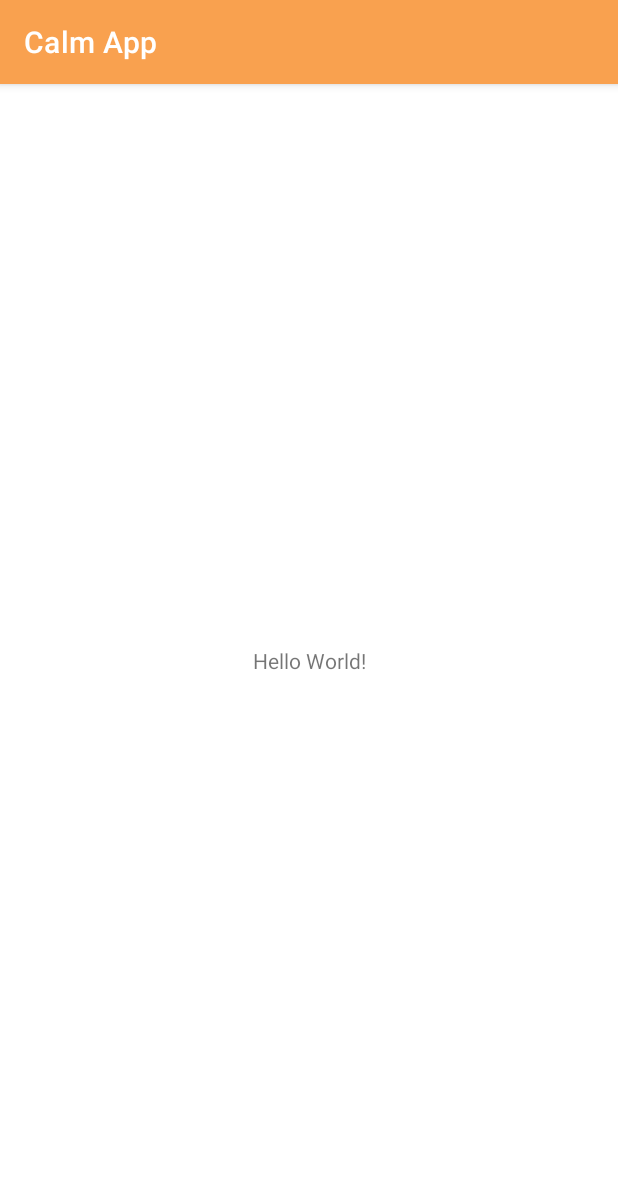
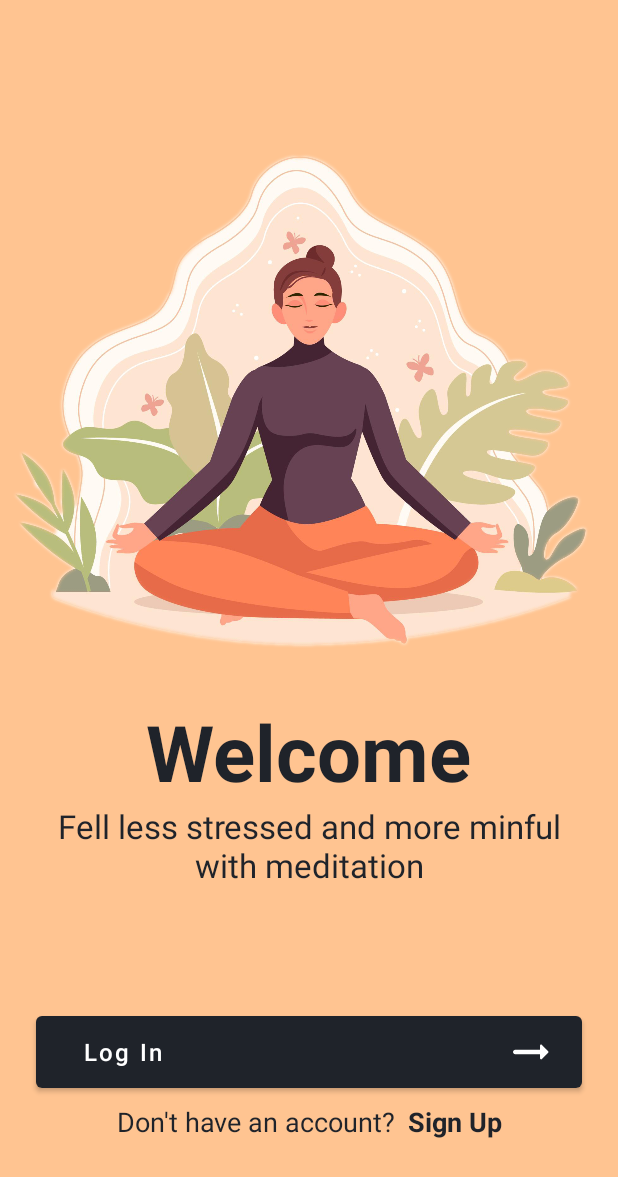
Before and after one commit to Horizon733/Calm-App, an Android app: the screen it shows after launch (MainActivity), on a phone screen of 412 x 824 dp. Shown: the top 1177 px of the screen. Run offline under Robolectric (Android 15) with nearby library versions, the phone set to English and light mode, and no system bars.

Commit message:
added welcome screen

```diff
--- a/app/build.gradle
+++ b/app/build.gradle
@@ -44,6 +44,7 @@ dependencies {
     implementation 'androidx.appcompat:appcompat:1.2.0'
     implementation 'com.google.android.material:material:1.3.0'
     implementation 'androidx.constraintlayout:constraintlayout:2.0.4'
+    implementation 'androidx.legacy:legacy-support-v4:1.0.0'
     testImplementation 'junit:junit:4.+'
     androidTestImplementation 'androidx.test.ext:junit:1.1.2'
     androidTestImplementation 'androidx.test.espresso:espresso-core:3.3.0'
--- a/app/src/main/java/com/example/calmapp/MainActivity.kt
+++ b/app/src/main/java/com/example/calmapp/MainActivity.kt
@@ -7,5 +7,7 @@ class MainActivity : AppCompatActivity() {
     override fun onCreate(savedInstanceState: Bundle?) {
         super.onCreate(savedInstanceState)
         setContentView(R.layout.activity_main)
+
+        supportFragmentManager.beginTransaction().add(R.id.welcome_screen_container,WelcomeScreen(),"Home").commit()
     }
 }
--- /dev/null
+++ b/app/src/main/java/com/example/calmapp/WelcomeScreen.kt
@@ -0,0 +1,23 @@
+package com.example.calmapp
+
+import android.os.Bundle
+import androidx.fragment.app.Fragment
+import android.view.LayoutInflater
+import android.view.View
+import android.view.ViewGroup
+
+class WelcomeScreen : Fragment() {
+
+    override fun onCreate(savedInstanceState: Bundle?) {
+        super.onCreate(savedInstanceState)
+
+    }
+
+    override fun onCreateView(
+        inflater: LayoutInflater, container: ViewGroup?,
+        savedInstanceState: Bundle?
+    ): View? {
+        // Inflate the layout for this fragment
+        return inflater.inflate(R.layout.fragment_welcome_screen, container, false)
+    }
+}
--- /dev/null
+++ b/app/src/main/res/drawable/ic_round_arrow_right.xml
@@ -0,0 +1,10 @@
+<vector xmlns:android="http://schemas.android.com/apk/res/android"
+    android:width="36dp"
+    android:height="36dp"
+    android:viewportWidth="24"
+    android:viewportHeight="24"
+    android:autoMirrored="true">
+  <path
+      android:fillColor="@android:color/white"
+      android:pathData="M16.01,11H5c-0.55,0 -1,0.45 -1,1s0.45,1 1,1h11.01v1.79c0,0.45 0.54,0.67 0.85,0.35l2.78,-2.79c0.19,-0.2 0.19,-0.51 0,-0.71l-2.78,-2.79c-0.31,-0.32 -0.85,-0.09 -0.85,0.35V11z"/>
+</vector>
--- a/app/src/main/res/layout/activity_main.xml
+++ b/app/src/main/res/layout/activity_main.xml
@@ -6,13 +6,14 @@
     android:layout_height="match_parent"
     tools:context=".MainActivity">
 
-    <TextView
-        android:layout_width="wrap_content"
-        android:layout_height="wrap_content"
-        android:text="Hello World!"
+    <FrameLayout
+        android:id="@+id/welcome_screen_container"
+        android:layout_width="match_parent"
+        android:layout_height="match_parent"
         app:layout_constraintBottom_toBottomOf="parent"
-        app:layout_constraintLeft_toLeftOf="parent"
-        app:layout_constraintRight_toRightOf="parent"
+        app:layout_constraintEnd_toEndOf="parent"
+        app:layout_constraintHorizontal_bias="0.5"
+        app:layout_constraintStart_toStartOf="parent"
         app:layout_constraintTop_toTopOf="parent" />
 
 </androidx.constraintlayout.widget.ConstraintLayout>
--- /dev/null
+++ b/app/src/main/res/layout/fragment_welcome_screen.xml
@@ -0,0 +1,98 @@
+<?xml version="1.0" encoding="utf-8"?>
+<androidx.constraintlayout.widget.ConstraintLayout xmlns:android="http://schemas.android.com/apk/res/android"
+    xmlns:app="http://schemas.android.com/apk/res-auto"
+    xmlns:tools="http://schemas.android.com/tools"
+    android:layout_width="match_parent"
+    android:layout_height="match_parent"
+    android:background="@color/cream_700">
+
+    <ImageView
+        android:id="@+id/welcome_page_meditation_illustration"
+        android:layout_width="match_parent"
+        android:layout_height="wrap_content"
+        android:layout_marginStart="8dp"
+        android:layout_marginEnd="8dp"
+        android:adjustViewBounds="true"
+        android:src="@drawable/meditation_illustration"
+        app:layout_constraintBottom_toTopOf="@+id/welcome_message"
+        app:layout_constraintEnd_toEndOf="parent"
+        app:layout_constraintHorizontal_bias="0.0"
+        app:layout_constraintStart_toStartOf="parent"
+        app:layout_constraintTop_toTopOf="parent"
+        app:layout_constraintVertical_bias="0.785" />
+
+    <TextView
+        android:id="@+id/welcome_message"
+        android:layout_width="wrap_content"
+        android:layout_height="wrap_content"
+        android:text="@string/welcome_msg"
+        android:textColor="@color/text_color_dark"
+        android:textSize="52sp"
+        android:textStyle="bold"
+        app:layout_constraintBottom_toTopOf="@+id/welcome_quote"
+        app:layout_constraintEnd_toEndOf="@+id/welcome_quote"
+        app:layout_constraintHorizontal_bias="0.497"
+        app:layout_constraintStart_toStartOf="@+id/welcome_quote" />
+
+    <TextView
+        android:id="@+id/welcome_quote"
+        android:layout_width="0dp"
+        android:layout_height="wrap_content"
+        android:layout_marginBottom="80dp"
+        android:fontFamily="sans-serif"
+        android:text="@string/welcome_quote"
+        android:textAlignment="center"
+        android:textColor="@color/text_color_dark"
+        android:textSize="22sp"
+        app:layout_constraintBottom_toTopOf="@+id/go_to_login_button"
+        app:layout_constraintEnd_toEndOf="@+id/go_to_login_button"
+        app:layout_constraintStart_toStartOf="@+id/go_to_login_button" />
+
+    <Button
+        android:id="@+id/go_to_login_button"
+        android:layout_width="match_parent"
+        android:layout_height="60dp"
+        android:layout_marginStart="24dp"
+        android:layout_marginEnd="24dp"
+        android:layout_marginBottom="4dp"
+        android:drawableRight="@drawable/ic_round_arrow_right"
+        android:paddingLeft="32dp"
+        android:text="@string/login"
+        android:textAlignment="textStart"
+        android:textAllCaps="false"
+        android:textSize="16sp"
+        app:backgroundTint="@color/text_color_dark"
+        app:layout_constraintBottom_toTopOf="@+id/welcome_screen_signup_title"
+        app:layout_constraintEnd_toEndOf="parent"
+        app:layout_constraintStart_toStartOf="parent" />
+
+    <TextView
+        android:id="@+id/welcome_screen_signup_title"
+        android:layout_width="wrap_content"
+        android:layout_height="wrap_content"
+        android:layout_marginBottom="64dp"
+        android:text="@string/sign_up_title"
+        android:textColor="@color/text_color_dark"
+        android:textSize="18sp"
+        app:layout_constraintBottom_toBottomOf="parent"
+        app:layout_constraintEnd_toStartOf="@+id/welcome_page_signup"
+        app:layout_constraintHorizontal_bias="0.5"
+        app:layout_constraintHorizontal_chainStyle="packed"
+        app:layout_constraintStart_toStartOf="parent" />
+
+    <TextView
+        android:id="@+id/welcome_page_signup"
+        android:layout_width="wrap_content"
+        android:layout_height="wrap_content"
+        android:layout_marginStart="8dp"
+        android:text="@string/signUp"
+        android:textColor="@color/text_color_dark"
+        android:textSize="18sp"
+        android:textStyle="bold"
+        app:layout_constraintBottom_toBottomOf="@+id/welcome_screen_signup_title"
+        app:layout_constraintEnd_toEndOf="parent"
+        app:layout_constraintHorizontal_bias="0.5"
+        app:layout_constraintStart_toEndOf="@+id/welcome_screen_signup_title"
+        app:layout_constraintTop_toTopOf="@+id/welcome_screen_signup_title" />
+
+</androidx.constraintlayout.widget.ConstraintLayout>
--- a/app/src/main/res/values/strings.xml
+++ b/app/src/main/res/values/strings.xml
@@ -1,3 +1,10 @@
 <resources>
     <string name="app_name">Calm App</string>
+    <!-- TODO: Remove or change this placeholder text -->
+    <string name="hello_blank_fragment">Hello blank fragment</string>
+    <string name="welcome_msg">Welcome</string>
+    <string name="welcome_quote">Fell less stressed and more minful with meditation</string>
+    <string name="sign_up_title">Don\'t have an account?</string>
+    <string name="signUp">Sign Up</string>
+    <string name="login">Log In</string>
 </resources>
--- a/app/src/main/res/values/themes.xml
+++ b/app/src/main/res/values/themes.xml
@@ -1,6 +1,6 @@
 <resources xmlns:tools="http://schemas.android.com/tools">
     <!-- Base application theme. -->
-    <style name="Theme.CalmApp" parent="Theme.MaterialComponents.DayNight.DarkActionBar">
+    <style name="Theme.CalmApp" parent="Theme.MaterialComponents.DayNight.NoActionBar">
         <!-- Primary brand color. -->
         <item name="colorPrimary">@color/cream_500</item>
         <item name="colorPrimaryVariant">@color/cream_700</item>
```
Also changed, not shown: app/src/main/res/drawable-v24/meditation_illustration.png (added).
